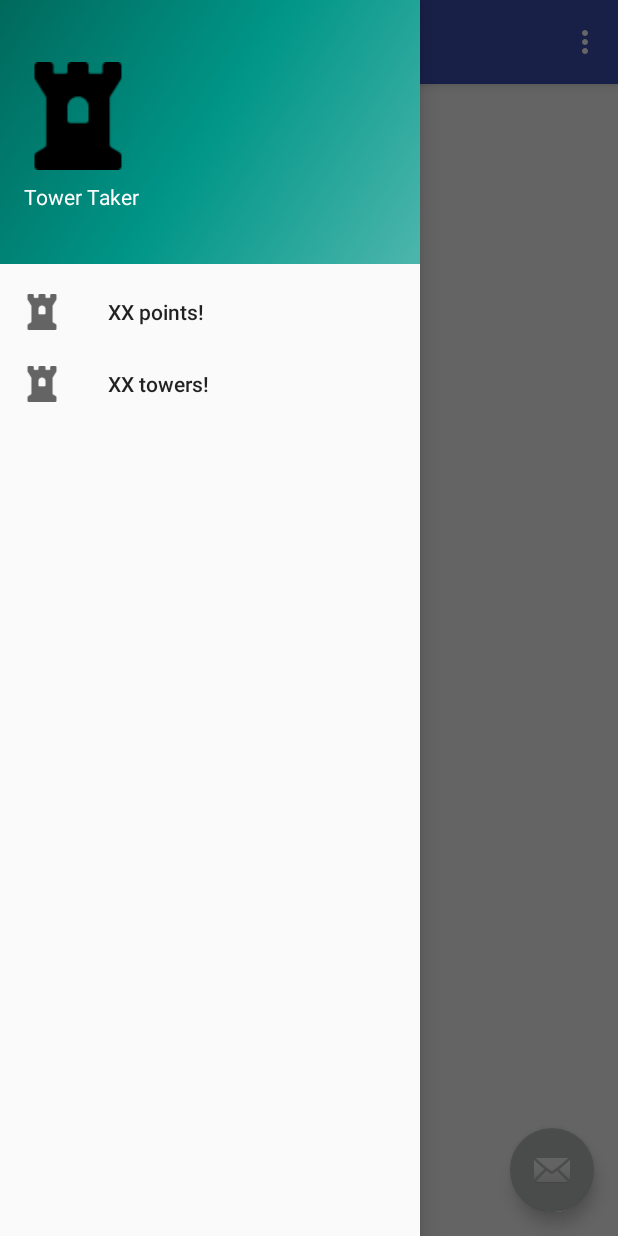
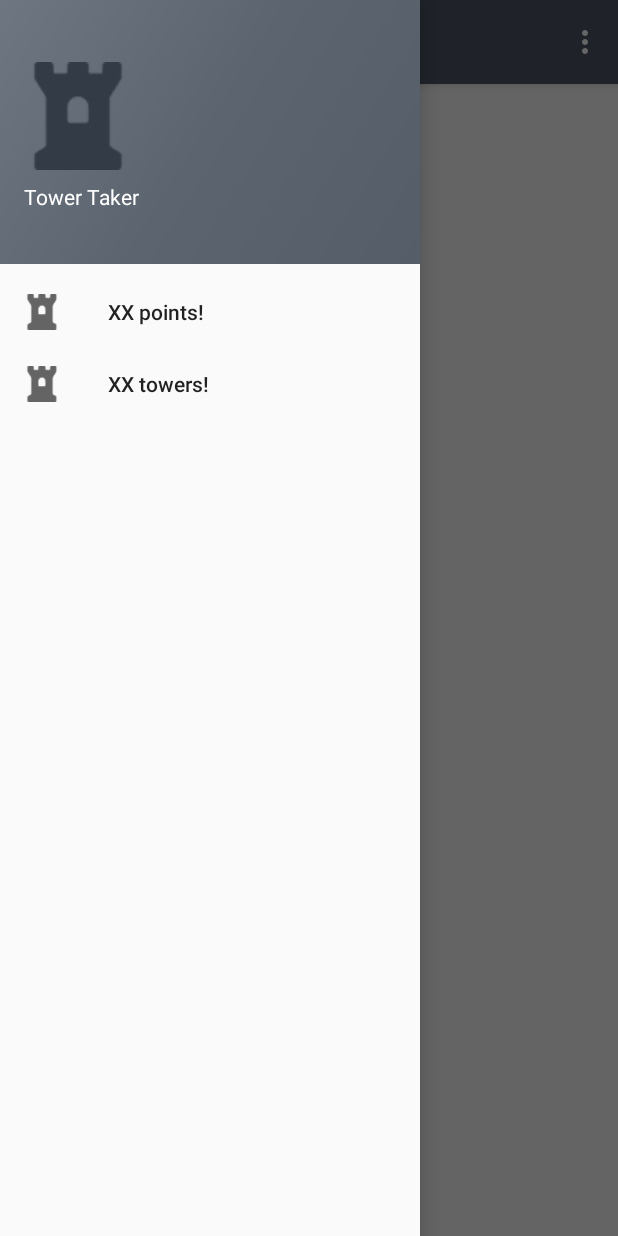
Before and after one commit to eam17/tower-take, an Android app: the TowerTaker screen opened directly, with no data from a screen before it, with the side drawer open, on a phone screen of 412 x 824 dp. Run offline under Robolectric (Android 15) with nearby library versions, the phone set to English and light mode, and no system bars.

Commit message:
Changed the colors of icons and bars

```diff
--- a/app/src/main/java/com/example/myapplication/TowerTaker.java
+++ b/app/src/main/java/com/example/myapplication/TowerTaker.java
@@ -76,14 +76,7 @@ public class TowerTaker extends AppCompatActivity
         setContentView(R.layout.activity_tower_taker);
         Toolbar toolbar = findViewById(R.id.toolbar);
         setSupportActionBar(toolbar);
-        FloatingActionButton fab = findViewById(R.id.fab);
-        fab.setOnClickListener(new View.OnClickListener() {
-            @Override
-            public void onClick(View view) {
-                Snackbar.make(view, "Replace with your own action", Snackbar.LENGTH_LONG)
-                        .setAction("Action", null).show();
-            }
-        });
+
         DrawerLayout drawer = findViewById(R.id.drawer_layout);
         NavigationView navigationView = findViewById(R.id.nav_view);
         ActionBarDrawerToggle toggle = new ActionBarDrawerToggle(
--- a/app/src/main/res/drawable/side_nav_bar.xml
+++ b/app/src/main/res/drawable/side_nav_bar.xml
@@ -2,8 +2,8 @@
     android:shape="rectangle">
     <gradient
         android:angle="135"
-        android:centerColor="#009688"
-        android:endColor="#00695C"
-        android:startColor="#4DB6AC"
+        android:endColor="#6D7681"
+        android:centerColor="#5B646F"
+        android:startColor="#545D68"
         android:type="linear" />
 </shape>
--- a/app/src/main/res/layout/app_bar_tower_taker.xml
+++ b/app/src/main/res/layout/app_bar_tower_taker.xml
@@ -22,12 +22,5 @@
 
     <include layout="@layout/activity_maps" />
 
-    <android.support.design.widget.FloatingActionButton
-        android:id="@+id/fab"
-        android:layout_width="wrap_content"
-        android:layout_height="wrap_content"
-        android:layout_gravity="bottom|end"
-        android:layout_margin="@dimen/fab_margin"
-        app:srcCompat="@android:drawable/ic_dialog_email" />
 
 </android.support.design.widget.CoordinatorLayout>
--- a/app/src/main/res/values/colors.xml
+++ b/app/src/main/res/values/colors.xml
@@ -1,7 +1,7 @@
 <?xml version="1.0" encoding="utf-8"?>
 <resources>
-    <color name="colorPrimary">#3F51B5</color>
-    <color name="colorPrimaryDark">#303F9F</color>
+    <color name="colorPrimary">#4e5966</color>
+    <color name="colorPrimaryDark">#333C46</color>
     <color name="colorAccent">#B9BBBD</color>
     <color name="colorBackground">#333C46</color>
     <color name="colorSplashText">#F0F0F0</color>
--- a/app/src/main/res/values/strings.xml
+++ b/app/src/main/res/values/strings.xml
@@ -7,7 +7,7 @@
     <string name="register">Register</string>
     <string name="google_maps_key">AIzaSyBqKIojKs0rGIjYGM3e7kN_xD72mYqpjrI</string>
     <string name="title_activity_maps_holder">MapsHolder</string>
-    <string name="title_activity_tower_taker">TowerTaker</string>
+    <string name="title_activity_tower_taker">Tower Taker</string>
     <string name="navigation_drawer_open">Open navigation drawer</string>
     <string name="navigation_drawer_close">Close navigation drawer</string>
     <string name="nav_header_title">Tower Taker</string>
```
Also changed, not shown: app/src/main/res/drawable-v24/hdpi.png, app/src/main/res/drawable-v24/mdpi.png.
